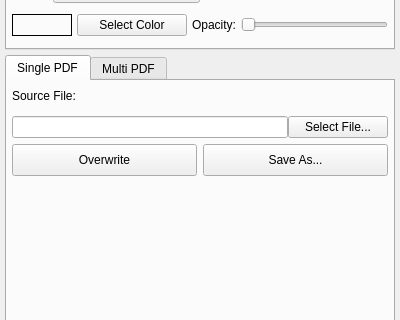
Old version of the form mainwindow.ui in the repository kForth/PdfMarker; both pictures show x 0 to 400 and y 332 to 652 of the 400 by 784 pixel window.
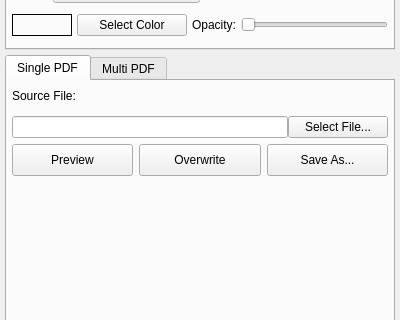
New version of the form. The open tabs and pages were chosen to show the change.

Diff of the .ui file:
```diff
--- a/mainwindow.ui
+++ b/mainwindow.ui
@@ -265,6 +265,25 @@
           <property name="bottomMargin">
            <number>0</number>
           </property>
+          <item>
+           <widget class="QPushButton" name="singlePreviewBtn">
+            <property name="minimumSize">
+             <size>
+              <width>0</width>
+              <height>32</height>
+             </size>
+            </property>
+            <property name="maximumSize">
+             <size>
+              <width>16777215</width>
+              <height>32</height>
+             </size>
+            </property>
+            <property name="text">
+             <string>Preview</string>
+            </property>
+           </widget>
+          </item>
           <item>
            <widget class="QPushButton" name="singleOverwriteBtn">
             <property name="minimumSize">
```
Left out of the diff: 4 changed lines with no effect on the pictures.
